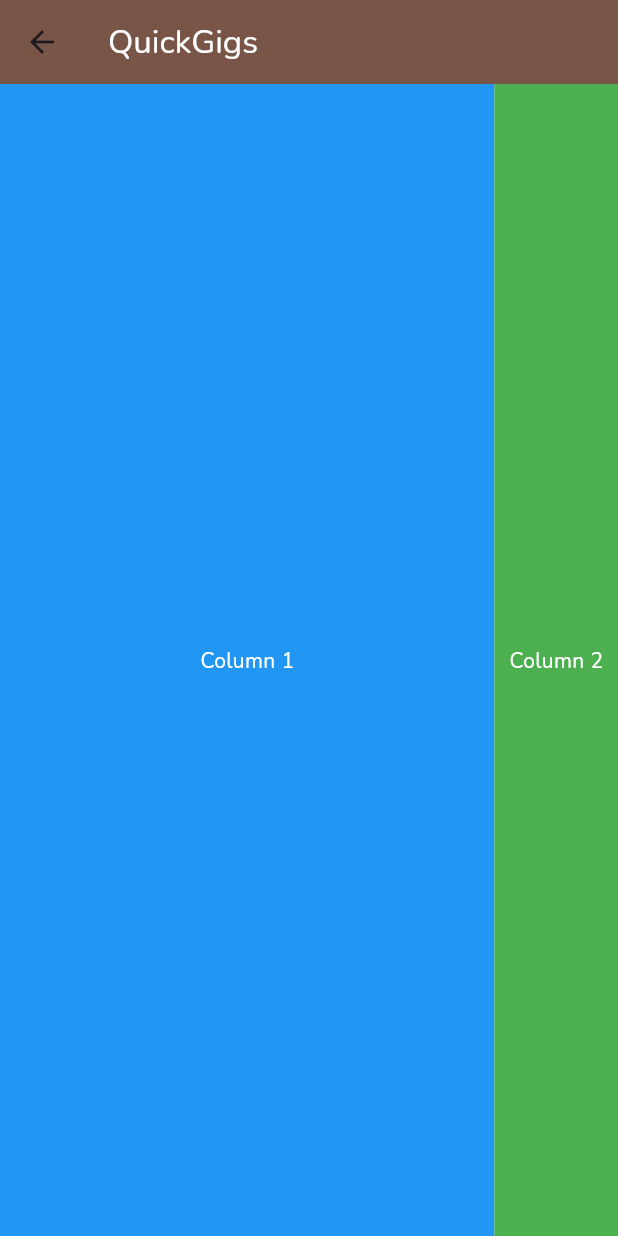
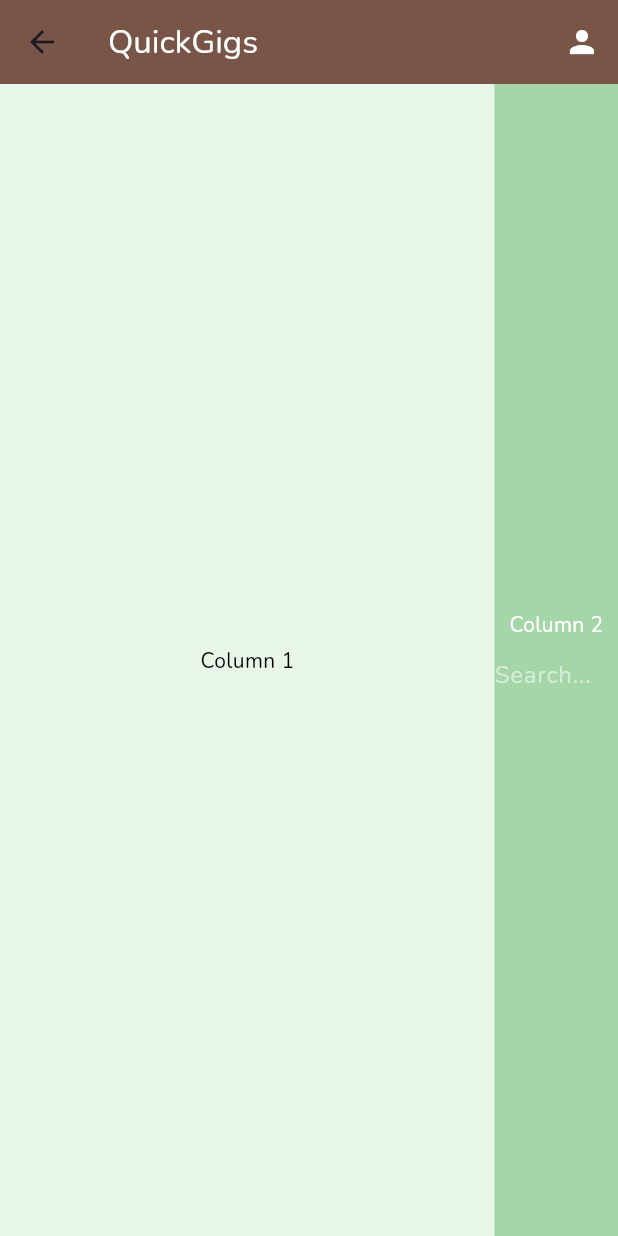
Before and after one commit to chloe900/QuickGigs, a Flutter app: the ListingPage screen opened directly, on a phone screen of 412 x 824 dp. Run offline on Flutter 3.47's test engine with Material 3 defaults, Android fonts, the phone set to English and light mode, and no system bars; our stand-ins replace flutter_rating_bar.

Commit message:
started the search functionality

```diff
--- a/lib/listing.dart
+++ b/lib/listing.dart
@@ -1,5 +1,8 @@
 import 'dart:ui';
 import 'package:flutter/material.dart';
+import 'searchbar.dart';
+
+
 
 class ListingPage extends StatefulWidget {
   @override
@@ -7,12 +10,25 @@
 }
 
 class _ListingPageState extends State<ListingPage> {
+  final TextEditingController _searchController = TextEditingController();
+
   @override
   Widget build(BuildContext context) {
     return Scaffold(
       appBar: AppBar(
         backgroundColor: Colors.brown,
         title: Text('QuickGigs', style: TextStyle(color: Colors.white)),
+         actions: <Widget>[
+    IconButton(
+      icon: Icon(
+        Icons.person,
+        color: Colors.white,
+      ),
+      onPressed: () {
+        // do something
+      },
+    )
+  ],
       ),
       body: FractionallySizedBox(
         widthFactor: 1.0,
@@ -22,17 +38,35 @@
             Expanded(
               flex: 4,
               child: Container(
-                color: Colors.blue,
-                child: Center(child: Text('Column 1', style: TextStyle(color: Colors.white))),
+                color: Colors.green[50],
+                child: Center(child: Text('Column 1', style: TextStyle(color: Colors.black))),
               ),
             ),
             Expanded(
-              flex: 1,
-              child: Container(
-                color: Colors.green,
-                child: Center(child: Text('Column 2', style: TextStyle(color: Colors.white))),
-              ),
-            ),
+  flex: 1,
+  child: Container(
+    color: Colors.green[200],
+    child: Column(
+      mainAxisAlignment: MainAxisAlignment.center,
+      children: [
+        Text(
+          'Column 2',
+          style: TextStyle(color: Colors.white),
+        ),
+        TextField(
+          controller: _searchController,
+          style: const TextStyle(color: Colors.white),
+          cursorColor: Colors.white,
+          decoration: const InputDecoration(
+            hintText: 'Search...',
+            hintStyle: TextStyle(color: Colors.white54),
+            border: InputBorder.none,
+          ),
+        ),
+      ],
+    ),
+  ),
+),
           ],
         ),
       ),
--- a/lib/main.dart
+++ b/lib/main.dart
@@ -20,9 +20,9 @@
         primarySwatch: Colors.blue,
         fontFamily: 'Nunito', // Set default font family
       ),
-      //home: LandingPage(), // Set the landing page as the home screen
+        home: LandingPage(), // Set the landing page as the home screen
       // home: Payment(),
-      home: Review(),
+      //home: Review(),
 
     );
   }
```
